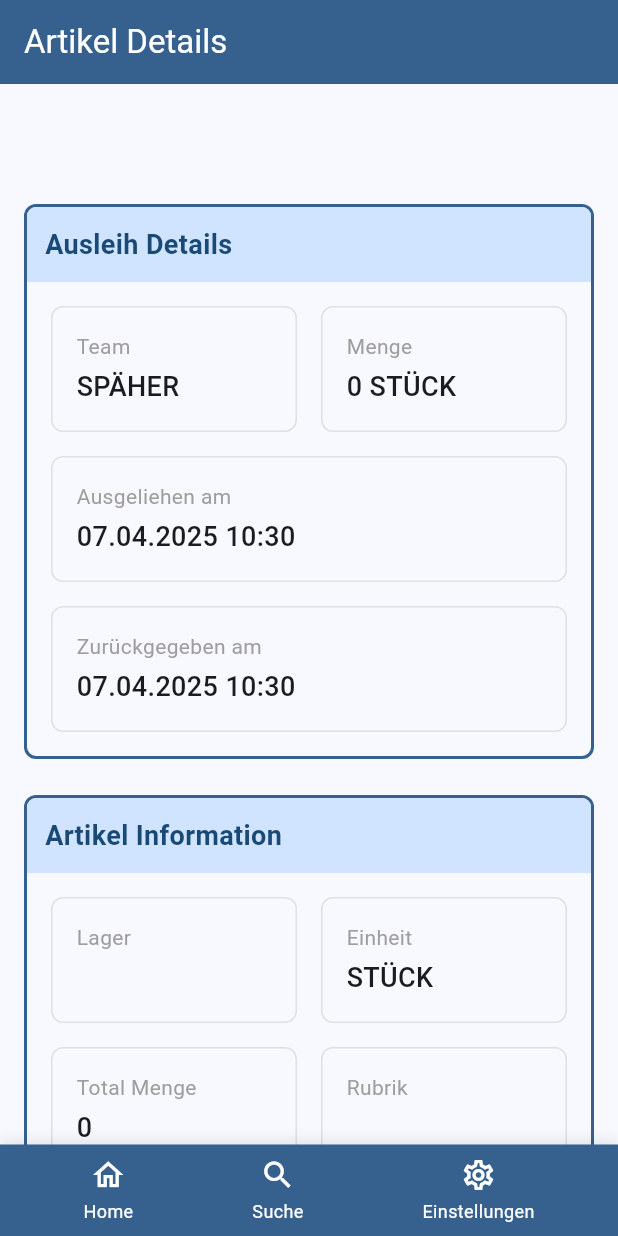
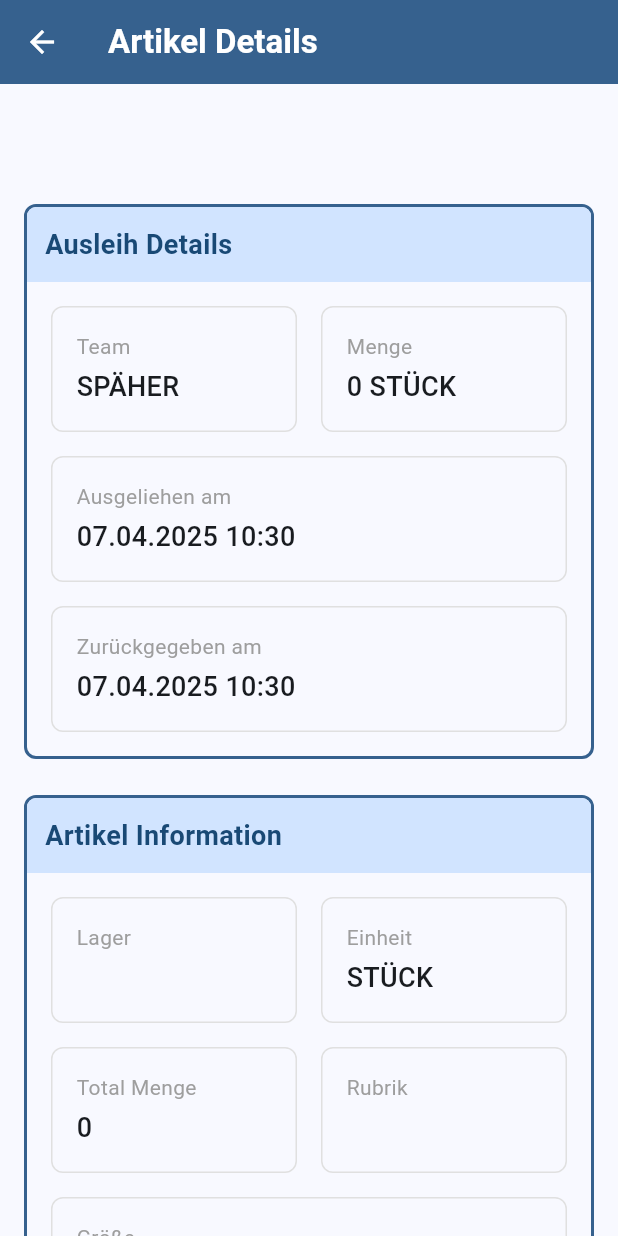
Before and after one commit to NiniSigi/inventory_app, a Flutter app: the DetailScreen screen opened directly with empty values, on a phone screen of 412 x 824 dp. Run offline on Flutter 3.47's test engine with Material 3 defaults, Android fonts, the phone set to English and light mode, and no system bars; missing offline and left inert: mobile_scanner; network calls fail.

Commit message:
coreccted messed up nav bar

```diff
--- a/lib/screens/detail/detail_screen.dart
+++ b/lib/screens/detail/detail_screen.dart
@@ -1,9 +1,10 @@
 import 'package:flutter/material.dart';
 import '../../models/inventory_entry.dart';
 import '../../services/inventory_service.dart';
-import '../../widgets/custom_bottom_nav.dart';
+import '../../main.dart';
 import '../search_screen.dart';
 import '../home/home-screen.dart';
+import '../../widgets/custom_app_bar.dart';
 
 class DetailScreen extends StatefulWidget {
   final InventoryEntry entry;
@@ -69,13 +70,14 @@ class _DetailScreenState extends State<DetailScreen> {
   @override
   Widget build(BuildContext context) {
     return Scaffold(
-      appBar: AppBar(
-        automaticallyImplyLeading: false,
-        title: Text('Artikel Details'),
-        backgroundColor: Theme.of(context).colorScheme.primary,
-        foregroundColor: Theme.of(context).colorScheme.onPrimary,
+      appBar: CustomAppBar(
+        title: 'Artikel Details',
+        automaticallyImplyLeading: true,
       ),
-      body: SingleChildScrollView(
+      body: Column(
+        children: [
+          Expanded(
+            child: SingleChildScrollView(
               child: Padding(
                 padding: const EdgeInsets.all(16.0),
                 child: Column(
@@ -114,8 +116,7 @@ class _DetailScreenState extends State<DetailScreen> {
                               style: TextStyle(
                                 fontSize: 18,
                                 fontWeight: FontWeight.bold,
-                          color:
-                              Theme.of(context).colorScheme.onPrimaryContainer,
+                                color: Theme.of(context).colorScheme.onPrimaryContainer,
                               ),
                             ),
                           ),
@@ -195,8 +196,7 @@ class _DetailScreenState extends State<DetailScreen> {
                               style: TextStyle(
                                 fontSize: 18,
                                 fontWeight: FontWeight.bold,
-                          color:
-                              Theme.of(context).colorScheme.onPrimaryContainer,
+                                color: Theme.of(context).colorScheme.onPrimaryContainer,
                               ),
                             ),
                           ),
@@ -236,29 +236,8 @@ class _DetailScreenState extends State<DetailScreen> {
                 ),
               ),
             ),
-      bottomNavigationBar: CustomBottomNav(
-        currentIndex: -1, // No active item since this is a detail screen
-        onTap: (index) {
-          if (index == 0) {
-            Navigator.of(context).pushAndRemoveUntil(
-              MaterialPageRoute(
-                builder: (context) => HomeScreen(),
-                settings: RouteSettings(name: '/home'),
           ),
-              (route) => false,
-            );
-          } else if (index == 1) {
-            Navigator.of(context).pushAndRemoveUntil(
-              MaterialPageRoute(
-                builder: (context) => SearchScreen(),
-                settings: RouteSettings(name: '/search'),
-              ),
-              (route) => false,
-            );
-          } else if (index == 2) {
-            Navigator.of(context).popUntil((route) => route.isFirst);
-          }
-        },
+        ],
       ),
     );
   }
--- /dev/null
+++ b/lib/widgets/custom_app_bar.dart
@@ -0,0 +1,34 @@
+import 'package:flutter/material.dart';
+
+class CustomAppBar extends StatelessWidget implements PreferredSizeWidget {
+  final String title;
+  final bool automaticallyImplyLeading;
+  final List<Widget>? actions;
+
+  const CustomAppBar({
+    Key? key,
+    required this.title,
+    this.automaticallyImplyLeading = true,
+    this.actions,
+  }) : super(key: key);
+
+  @override
+  Widget build(BuildContext context) {
+    return AppBar(
+      automaticallyImplyLeading: automaticallyImplyLeading,
+      title: Text(
+        title,
+        style: TextStyle(
+          color: Theme.of(context).colorScheme.onPrimary,
+          fontWeight: FontWeight.bold,
+        ),
+      ),
+      backgroundColor: Theme.of(context).colorScheme.primary,
+      foregroundColor: Theme.of(context).colorScheme.onPrimary,
+      actions: actions,
+    );
+  }
+
+  @override
+  Size get preferredSize => const Size.fromHeight(kToolbarHeight);
+}
```
Also changed, not shown: lib/main.dart (+57 -7 lines), lib/screens/article_details/article_details_screen.dart (+12 -31 lines), lib/screens/article_info/article_info_screen.dart (+11 -29 lines), lib/screens/home/home-screen.dart (+23 -56 lines), lib/screens/nav_screen.dart (added, +59 -0 lines), lib/screens/scanner/qr_scanner_screen.dart (+10 -21 lines), lib/screens/scanner/scanner_screen.dart (+5 -26 lines), lib/screens/search_screen.dart (+3 -21 lines). Lines whose indentation alone changed are shown as unchanged.
